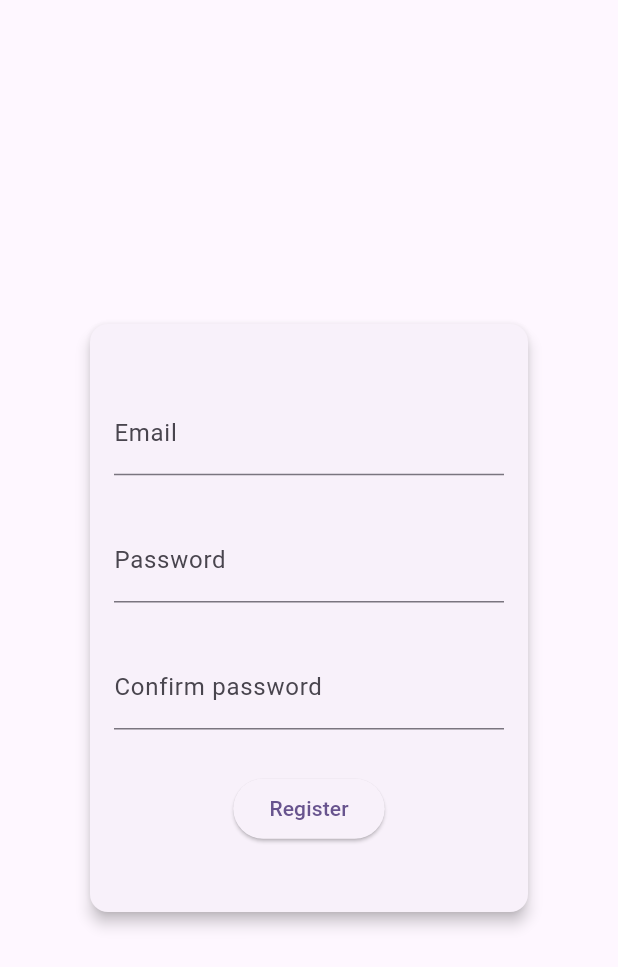
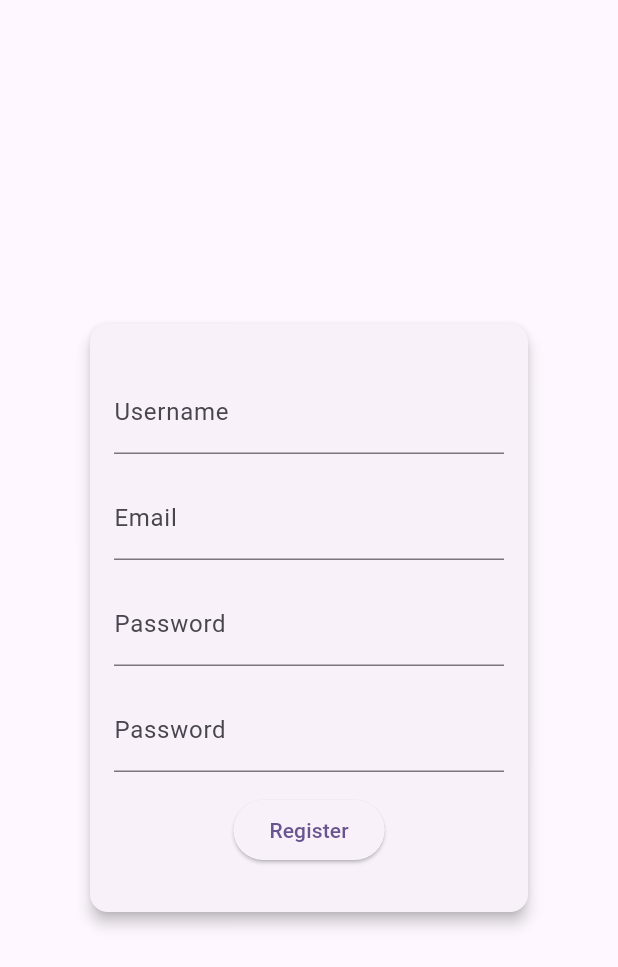
Before and after one commit to matheo-baune/wishlist-front, a Flutter app: the Authentication screen opened directly, after a tap on "Register", on a phone screen of 412 x 824 dp. Shown: the top 967 px of the screen. Run offline on Flutter 3.47's test engine with Material 3 defaults, Android fonts, the phone set to English and light mode, and no system bars; our stand-ins replace flutter_dotenv, shared_preferences, universal_io; accounts and stored records are empty; network calls fail.

Commit message:
Avancement sur le projet

```diff
--- a/lib/core/SharedData.dart
+++ b/lib/core/SharedData.dart
@@ -6,7 +6,6 @@ class SharedData with ChangeNotifier {
   int get currentIndex => _currentIndex;
 
   set currentIndex(int value) {
-    print(value);
     _currentIndex = value;
     notifyListeners();
   }
--- a/lib/core/Utils.dart
+++ b/lib/core/Utils.dart
@@ -1,9 +1,10 @@
+import 'package:crypto/crypto.dart';
 import 'package:flutter/material.dart';
 import 'dart:convert';
 import 'package:flutter_dotenv/flutter_dotenv.dart';
 import 'package:http/http.dart' as http;
 
-import '../features/authentication/presentation/pages/login.dart';
+import '../features/authentication/presentation/widget/loginForm.dart';
 import 'models/GiftModel.dart';
 import 'models/GroupModel.dart';
 import 'models/UserModel.dart';
@@ -166,6 +167,10 @@ class Utils {
   }
 
 
+  static String encodePassword(String password) {
+    var bytes = utf8.encode(password);
+    return sha256.convert(bytes).toString();
+  }
 
   static Future<List<GroupModel>> fetchGroups() async {
     final uri = Uri.parse('${dotenv.env['API_URL']}/groups/');
--- a/lib/core/widget/ContentNavigator.dart
+++ b/lib/core/widget/ContentNavigator.dart
@@ -32,7 +32,6 @@ class ContentNavigator extends StatelessWidget {
       key: GlobalKey<NavigatorState>(),
       onGenerateRoute: (RouteSettings settings) {
         WidgetBuilder builder;
-        inspect(settings.name);
         switch (settings.name) {
           case '/':
             builder = (BuildContext _) => pages[sharedData.currentIndex];
--- a/lib/features/authentication/presentation/pages/login.dart
+++ b/lib/features/authentication/presentation/pages/login.dart
@@ -2,157 +2,30 @@ import 'package:flutter/material.dart';
 import 'package:crypto/crypto.dart';
 import 'dart:convert';
 
+import '../widget/loginForm.dart';
+import '../widget/registerForm.dart';
+
 class Authentication extends StatelessWidget {
   const Authentication({super.key});
 
-  final Widget page = false ? const RegisterForm() : const LoginForm();
+  final Widget page = true ? const RegisterForm() : const LoginForm();
 
   @override
   Widget build(BuildContext context) {
-    return Scaffold(body: Center(
+    return Scaffold(
+        body: Center(
           child: LayoutBuilder(
             builder: (context, constraints) {
               //300 et 400 sont des valeurs arbitraires pour la largeur et la hauteur de la carte à modifier par la suite
-          double cardWidth =
-              (constraints.maxWidth * 0.30).clamp(300.0, constraints.maxWidth);
-          double cardHeight = (constraints.maxHeight * 0.30)
-              .clamp(400.0, constraints.maxHeight);
-
+              double cardWidth = (constraints.maxWidth * 0.30).clamp(300.0, constraints.maxWidth);
+              double cardHeight = (constraints.maxHeight * 0.30).clamp(400.0, constraints.maxHeight);
               return ConstrainedBox(
-            constraints:
-                BoxConstraints(maxWidth: cardWidth, maxHeight: cardHeight),
+                constraints: BoxConstraints(maxWidth: cardWidth, maxHeight: cardHeight),
                 child: page,
               );
               },
-      ),
-    ));
-  }
-}
-
-class LoginForm extends StatefulWidget {
-  const LoginForm({super.key});
-
-  @override
-  State<StatefulWidget> createState() => _LoginFormState();
-}
-
-class _LoginFormState extends State<LoginForm> {
-
-  final TextEditingController _emailController = TextEditingController();
-  final TextEditingController _passwordController = TextEditingController();
-  final TextEditingController _confirmPasswordController = TextEditingController();
-
-  void _register() {
-    String email = _emailController.text;
-    String password = _passwordController.text;
-    String confirmPassword = _confirmPasswordController.text;
-
-    // Hash the password
-    var bytes = utf8.encode(password);
-    var digest = sha256.convert(bytes);
-
-    print('password: $password, bytes: $bytes, digest: $digest');
-  }
-
-  @override
-  Widget build(BuildContext context) {
-    return Card(
-      elevation: 4.0,
-      child: Padding(
-        padding: const EdgeInsets.all(16.0),
-        child: Column(
-          mainAxisAlignment: MainAxisAlignment.spaceEvenly,
-          crossAxisAlignment: CrossAxisAlignment.center,
-          children: [
-            TextField(
-              controller: _emailController,
-              decoration: const InputDecoration(
-                labelText: 'Email',
-              ),
-            ),
-            TextField(
-              controller: _passwordController,
-              decoration: const InputDecoration(
-                labelText: 'Password',
-              ),
-              obscureText: true,
-            ),
-            TextField(
-              controller: _confirmPasswordController,
-              decoration: const InputDecoration(
-                labelText: 'Confirm password',
-              ),
-              obscureText: true,
-            ),
-            ElevatedButton(
-              onPressed: _register,
-              child: const Text('Register'),
-            ),
-          ],
           ),
         ),
     );
   }
 }
-
-class RegisterForm extends StatefulWidget {
-  const RegisterForm({super.key});
-
-  @override
-  State<StatefulWidget> createState() => _RegisterFormState();
-}
-
-class _RegisterFormState extends State<RegisterForm> {
-  @override
-  Widget build(BuildContext context) {
-    return LayoutBuilder(
-      builder: (context, constraints) {
-        //300 et 400 sont des valeurs arbitraires pour la largeur et la hauteur de la carte à modifier par la suite
-        double cardWidth =
-            (constraints.maxWidth * 0.30).clamp(300.0, constraints.maxWidth);
-        double cardHeight =
-            (constraints.maxHeight * 0.30).clamp(400.0, constraints.maxHeight);
-
-        return ConstrainedBox(
-          constraints:
-              BoxConstraints(maxWidth: cardWidth, maxHeight: cardHeight),
-          child: Card(
-            elevation: 4.0,
-            child: Padding(
-              padding: const EdgeInsets.all(16.0),
-              child: Column(
-                mainAxisAlignment: MainAxisAlignment.spaceEvenly,
-                crossAxisAlignment: CrossAxisAlignment.center,
-                children: [
-                  const TextField(
-                    decoration: InputDecoration(
-                      labelText: 'Email',
-                    ),
-                  ),
-                  const TextField(
-                    decoration: InputDecoration(
-                      labelText: 'Password',
-                    ),
-                    obscureText: true,
-                  ),
-                  const TextField(
-                    decoration: InputDecoration(
-                      labelText: 'Confirm password',
-                    ),
-                    obscureText: true,
-                  ),
-                  ElevatedButton(
-                    onPressed: () {
-                      // Handle register logic here
-                    },
-                    child: const Text('Register'),
-                  ),
-                ],
-              ),
-            ),
-          ),
-        );
-      },
-    );
-  }
-}
--- a/lib/features/authentication/presentation/pages/profile.dart
+++ b/lib/features/authentication/presentation/pages/profile.dart
@@ -18,7 +18,7 @@ class _ProfileState extends State<ProfilePage> {
   @override
   void initState() {
     super.initState();
-    futureUser = getUserById(2); // Replace 1 with the actual user ID
+    futureUser = getUserById(1); // Replace 1 with the actual user ID
   }
 
   @override
--- /dev/null
+++ b/lib/features/authentication/presentation/widget/registerForm.dart
@@ -0,0 +1,125 @@
+import 'dart:developer';
+
+import 'package:flutter/material.dart';
+import 'package:flutter_dotenv/flutter_dotenv.dart';
+import 'package:http/http.dart' as http;
+import 'dart:convert';
+
+import '../../../../core/Utils.dart';
+
+class RegisterForm extends StatefulWidget {
+  const RegisterForm({super.key});
+
+  @override
+  State<StatefulWidget> createState() => _RegisterFormState();
+}
+
+class _RegisterFormState extends State<RegisterForm> {
+  final TextEditingController _usernameController = TextEditingController();
+  final TextEditingController _emailController = TextEditingController();
+  final TextEditingController _passwordController = TextEditingController();
+  final TextEditingController _confirmPasswordController = TextEditingController();
+
+
+
+  @override
+  Widget build(BuildContext context) {
+    return LayoutBuilder(
+      builder: (context, constraints) {
+        //300 et 400 sont des valeurs arbitraires pour la largeur et la hauteur de la carte à modifier par la suite
+        double cardWidth =
+        (constraints.maxWidth * 0.30).clamp(300.0, constraints.maxWidth);
+        double cardHeight =
+        (constraints.maxHeight * 0.30).clamp(400.0, constraints.maxHeight);
+
+        return ConstrainedBox(
+          constraints:
+          BoxConstraints(maxWidth: cardWidth, maxHeight: cardHeight),
+          child: Card(
+            elevation: 4.0,
+            child: Padding(
+              padding: const EdgeInsets.all(16.0),
+              child: Column(
+                mainAxisAlignment: MainAxisAlignment.spaceEvenly,
+                crossAxisAlignment: CrossAxisAlignment.center,
+                children: [
+                  TextField(
+                    controller: _usernameController,
+                    decoration: const InputDecoration(
+                      labelText: 'Username',
+                    ),
+                  ),
+                  TextField(
+                    controller: _emailController,
+                    decoration: const InputDecoration(
+                      labelText: 'Email',
+                    ),
+                  ),
+                  TextField(
+                    controller: _passwordController,
+                    decoration: const InputDecoration(
+                      labelText: 'Password',
+                    ),
+                    obscureText: true,
+                  ),
+                  TextField(
+                    controller: _confirmPasswordController,
+                    decoration: const InputDecoration(
+                      labelText: 'Password',
+                    ),
+                    obscureText: true,
+                  ),
+                  ElevatedButton(
+                    onPressed: () async {
+                      // Handle register logic here
+                      Future<bool> successfull = _register(
+                          username: _usernameController.text,
+                          email: _emailController.text,
+                          password: Utils.encodePassword(_passwordController.text)
+                      );
+                      print(successfull);
+                      if(await successfull){
+                        Navigator.of(context).pop();
+                        Navigator.of(context).pushNamed('/login');
+                      }else{
+                        ScaffoldMessenger.of(context).showSnackBar(
+                          const SnackBar(
+                            content: Text('Error while registering'),
+                          ),
+                        );
+                      }
+                    },
+                    child: const Text('Register'),
+                  ),
+                ],
+              ),
+            ),
+          ),
+        );
+      },
+    );
+  }
+}
+
+
+Future<bool> _register({username,password,email} ) async {
+  final response = await http.post(Uri.parse('${dotenv.env['API_URL']}/auth/register'),
+    headers: <String, String>{
+      'Content-Type': 'application/json; charset=UTF-8',
+    },
+    body: jsonEncode(<String, String>{
+      "username" : username,
+      "password" : password,
+      "email": email
+    }),
+  );
+  if(response.statusCode != 201){
+    log('Error: ${response.statusCode}');
+    return false;
+  }
+
+  Map<String, dynamic> data = jsonDecode(utf8.decode(response.bodyBytes));
+  inspect(data);
+  return true;
+
+}
--- a/lib/features/groups/presentation/pages/group.dart
+++ b/lib/features/groups/presentation/pages/group.dart
@@ -1,3 +1,5 @@
+import 'dart:developer';
+
 import 'package:flutter/material.dart';
 import 'package:wishlist_front/core/models/GroupModel.dart';
 import 'package:wishlist_front/core/models/UserModel.dart';
@@ -23,6 +25,7 @@ class _GroupState extends State<GroupPage> {
 
   @override
   void initState() {
+    inspect(widget.group);
     super.initState();
     idGroup = widget.group.id;
     futureUsers = Utils.fetchUser(idGroup);
--- a/lib/features/groups/presentation/pages/listGroup.dart
+++ b/lib/features/groups/presentation/pages/listGroup.dart
@@ -3,7 +3,7 @@ import 'package:universal_io/io.dart';
 import 'package:wishlist_front/core/models/GroupModel.dart';
 
 import 'package:wishlist_front/core/Utils.dart';
-import 'GroupCardWeb.dart';
+import 'groupCardWeb.dart';
 
 
 
--- a/lib/features/users/UserCardWeb.dart
+++ b/lib/features/users/UserCardWeb.dart
@@ -11,7 +11,7 @@ class UserCardWeb extends StatelessWidget {
   Widget build(BuildContext context) {
     return Card(
       child: ListTile(
-        leading: const FlutterLogo(),
+        leading: const Icon(Icons.person,color: Colors.red,),
         title: Text('Liste de ${user.username}'),
         onTap: () {
           Navigator.of(context).pushNamed('/group/users', arguments: {'user': user, 'groupId': groupdId});
--- a/pubspec.yaml
+++ b/pubspec.yaml
@@ -41,6 +41,7 @@ dependencies:
   flutter_dotenv: ^5.0.2
   url_launcher: ^6.0.20
   provider: ^6.0.0
+  shared_preferences: ^2.0.6
 
 dev_dependencies:
   flutter_test:
```
Also changed, not shown: lib/SessionManager.dart (added, +61 -0 lines), lib/application.dart (+12 -2 lines), lib/core/widget/SideBarNavigation.dart (+8 -2 lines), lib/features/authentication/presentation/widget/loginForm.dart (added, +69 -0 lines), lib/features/gifts/presentation/pages/GiftCardWeb.dart (+1 -8 lines), lib/features/gifts/presentation/pages/listGift.dart (+7 -3 lines), lib/features/groups/presentation/pages/createGroup.dart (+8 -4 lines), lib/main.dart (+7 -1 lines), lib/features/groups/presentation/pages/groupCardWeb.dart (renamed from lib/features/groups/presentation/pages/GroupCardWeb.dart), pubspec.lock, 1 other file. Lines whose indentation alone changed are shown as unchanged.
